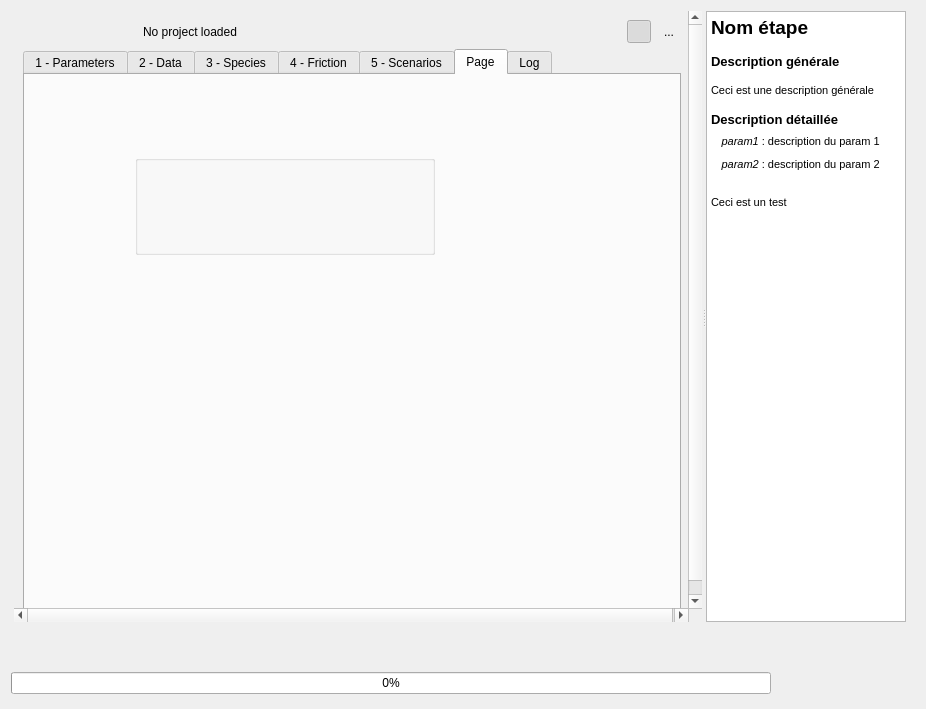
Before: the Qt Designer form ui/erc_tvb_plugin_dialog_base.ui in MathieuChailloux/MitiConnect, drawn with Qt 5.
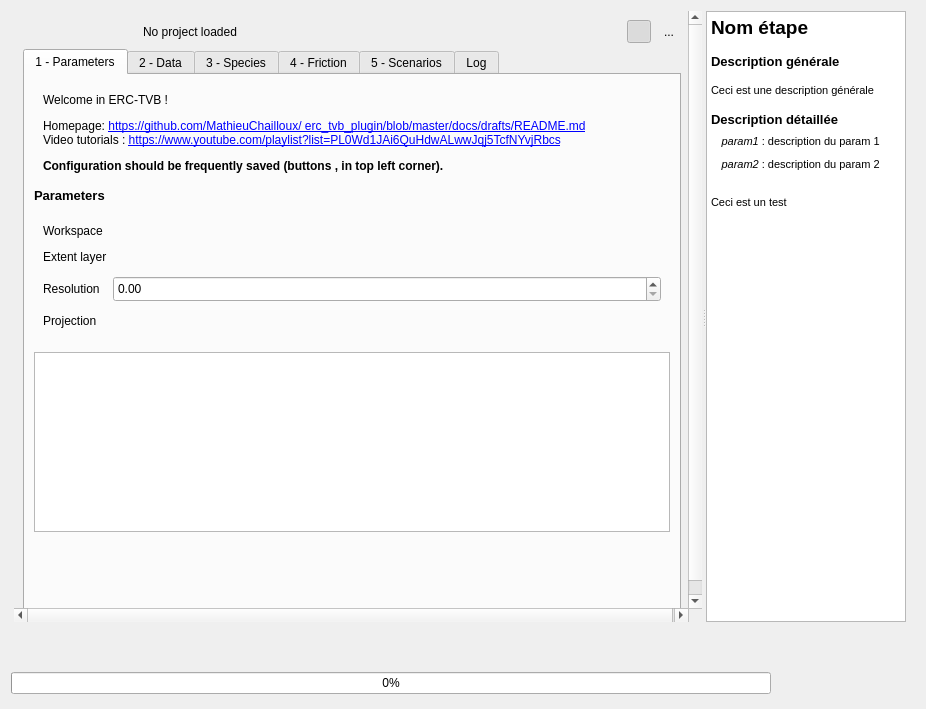
After: the same form once the commit is applied. The open tabs and pages were chosen to show the change. Icons and pictures are not drawn. Custom widgets are drawn as their Qt base class.

Patch:
```diff
--- a/ui/erc_tvb_plugin_dialog_base.ui
+++ b/ui/erc_tvb_plugin_dialog_base.ui
@@ -2145,21 +2145,6 @@
                </item>
               </layout>
              </widget>
-             <widget class="QWidget" name="tab">
-              <attribute name="title">
-               <string>Page</string>
-              </attribute>
-              <widget class="QgsCollapsibleGroupBox" name="mGroupBox">
-               <property name="geometry">
-                <rect>
-                 <x>110</x>
-                 <y>80</y>
-                 <width>300</width>
-                 <height>100</height>
-                </rect>
-               </property>
-              </widget>
-             </widget>
              <widget class="QWidget" name="logTab">
               <attribute name="title">
                <string>Log</string>
@@ -2406,12 +2391,6 @@
   </layout>
  </widget>
  <customwidgets>
-  <customwidget>
-   <class>QgsCollapsibleGroupBox</class>
-   <extends>QGroupBox</extends>
-   <header>qgscollapsiblegroupbox.h</header>
-   <container>1</container>
-  </customwidget>
   <customwidget>
    <class>QgsDoubleSpinBox</class>
    <extends>QDoubleSpinBox</extends>
```
